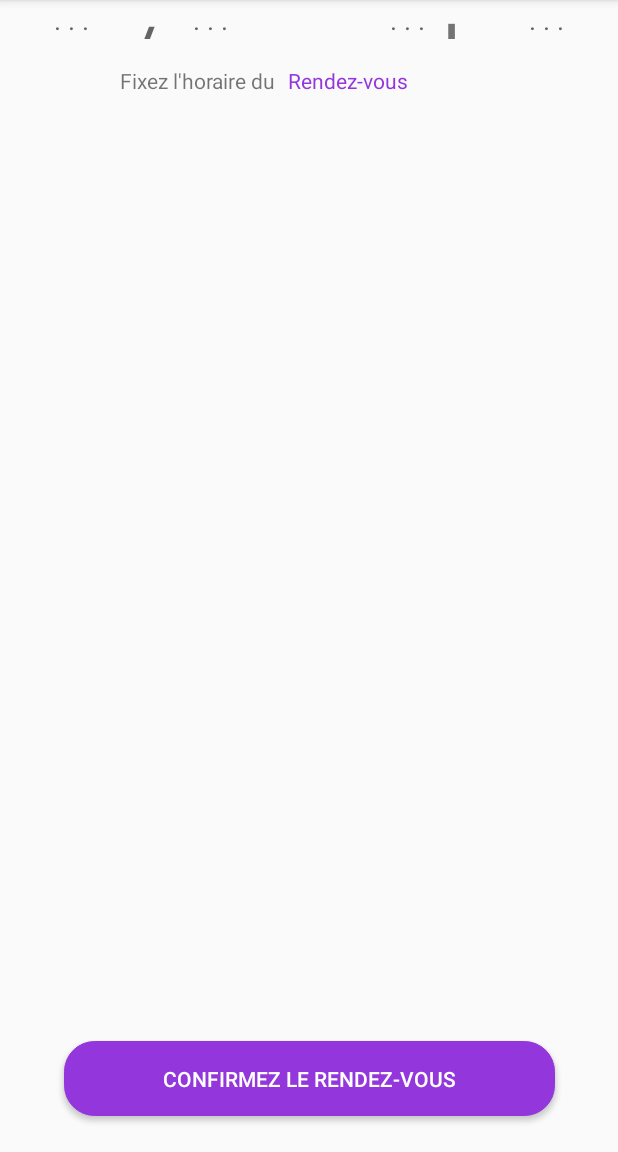
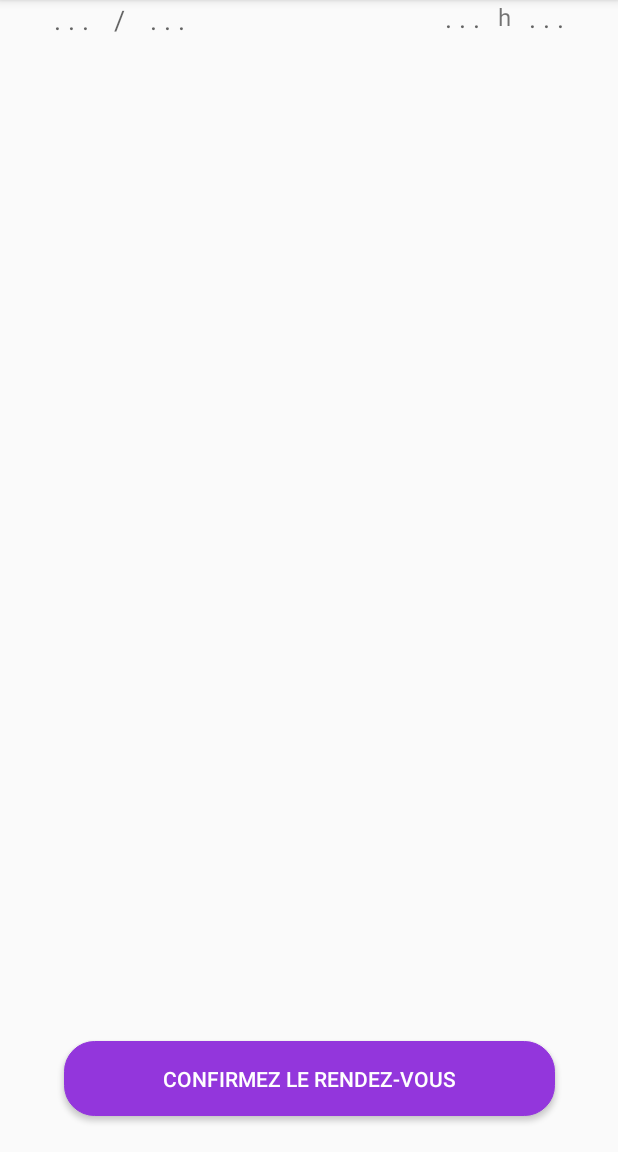
Before and after one commit to MartinPrejean/App_nativia, an Android app: the HourFixActivity screen opened directly, with no data from a screen before it, on a phone screen of 412 x 824 dp, the part 84-1236 px from its top. Run offline under Robolectric (Android 15) with nearby library versions, the phone set to English and light mode, and no system bars; our stand-ins replace Firebase (no records; nobody signed in at launch, a user with empty details on screens opened directly); 1 statement that could not run was skipped.

```diff
--- a/app/src/main/res/layout/activity_hour_fix.xml
+++ b/app/src/main/res/layout/activity_hour_fix.xml
@@ -10,24 +10,20 @@
         android:id="@+id/textView"
         android:layout_width="wrap_content"
         android:layout_height="wrap_content"
-        android:layout_marginStart="80dp"
-        android:layout_marginTop="107dp"
+        android:layout_marginBottom="64dp"
         android:text="@string/choose_hour"
         app:layout_constraintBottom_toTopOf="@+id/textView4"
-        app:layout_constraintStart_toStartOf="parent"
-        app:layout_constraintTop_toTopOf="parent" />
+        tools:layout_editor_absoluteX="80dp" />
 
     <TextView
         android:id="@+id/textView2"
         android:layout_width="wrap_content"
         android:layout_height="wrap_content"
-        android:layout_marginTop="107dp"
-        android:layout_marginEnd="140dp"
+        android:layout_marginStart="24dp"
         android:text="@string/rdv_hour"
         android:textColor="@color/colorPrimary"
-        app:layout_constraintBottom_toTopOf="@+id/min_text"
-        app:layout_constraintEnd_toEndOf="parent"
-        app:layout_constraintTop_toTopOf="parent" />
+        app:layout_constraintStart_toEndOf="@+id/textView"
+        app:layout_constraintTop_toTopOf="@+id/textView" />
 
     <EditText
         android:id="@+id/day_text"
@@ -65,8 +61,9 @@
         android:inputType="date"
         android:textAlignment="center"
         android:textColor="@color/colorPrimary"
+        app:layout_constraintBottom_toBottomOf="@+id/textView5"
         app:layout_constraintEnd_toStartOf="@+id/textView5"
-        tools:layout_editor_absoluteY="154dp" />
+        app:layout_constraintTop_toTopOf="@+id/textView5" />
 
     <EditText
         android:id="@+id/min_text"
@@ -79,7 +76,8 @@
         android:textAlignment="center"
         android:textColor="@color/colorPrimary"
         app:layout_constraintBottom_toBottomOf="@+id/textView5"
-        app:layout_constraintEnd_toEndOf="parent" />
+        app:layout_constraintEnd_toEndOf="parent"
+        app:layout_constraintTop_toTopOf="@+id/textView5" />
 
     <Button
         android:id="@+id/btnConfirmRdv"
@@ -95,21 +93,22 @@
 
     <TextView
         android:id="@+id/textView4"
-        android:layout_width="45dp"
-        android:layout_height="26dp"
+        android:layout_width="0dp"
+        android:layout_height="wrap_content"
         android:layout_marginStart="8dp"
         android:hint="@string/between_hour"
-        android:textSize="50sp"
+        android:textSize="18sp"
         app:layout_constraintBottom_toBottomOf="@+id/month_text"
-        app:layout_constraintStart_toEndOf="@+id/day_text" />
+        app:layout_constraintStart_toEndOf="@+id/day_text"
+        app:layout_constraintTop_toTopOf="@+id/month_text" />
 
     <TextView
         android:id="@+id/textView5"
-        android:layout_width="45dp"
-        android:layout_height="26dp"
+        android:layout_width="0dp"
+        android:layout_height="wrap_content"
         android:layout_marginEnd="8dp"
         android:text="h"
-        android:textSize="50sp"
+        android:textSize="16sp"
         app:layout_constraintEnd_toStartOf="@+id/min_text"
         tools:layout_editor_absoluteY="154dp" />
 
--- a/app/src/main/res/values/strings.xml
+++ b/app/src/main/res/values/strings.xml
@@ -36,6 +36,7 @@
     <string name="button_trip">Cliquer</string>
     <string name="title_activity_group_trip">Map</string>
     <string name="confirm_participants">Confirmer le choix des participants</string>
+    <string name="addNewPerson">Ajouter unr nouvelle personne</string>
 
     // Fragment Choose Place
     <string name="where_to_go">On va où ?</string>
```
Also changed, not shown: app/src/main/AndroidManifest.xml (+5 -7 lines), app/src/main/java/fr/hetic/app_map_amis/mapActivities/GroupTrip.kt (+2 -5 lines), app/src/main/res/layout/fragment_custom.xml (+12 -8 lines), app/src/main/res/layout/fragment_grouptrip.xml (+14 -16 lines).
